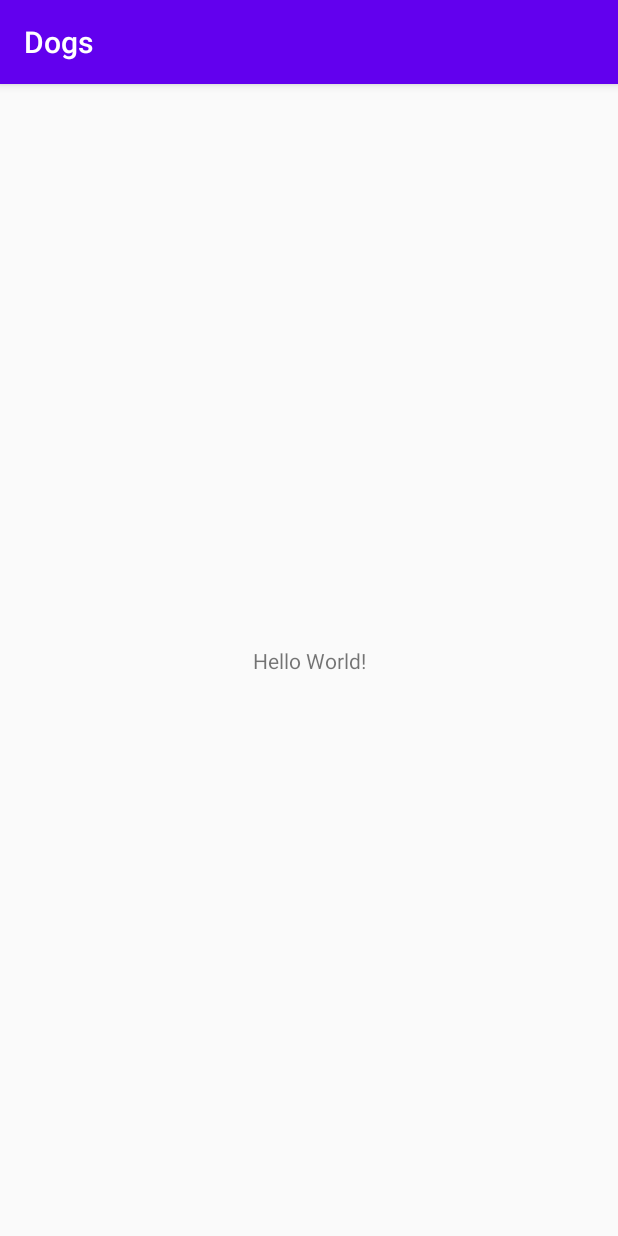
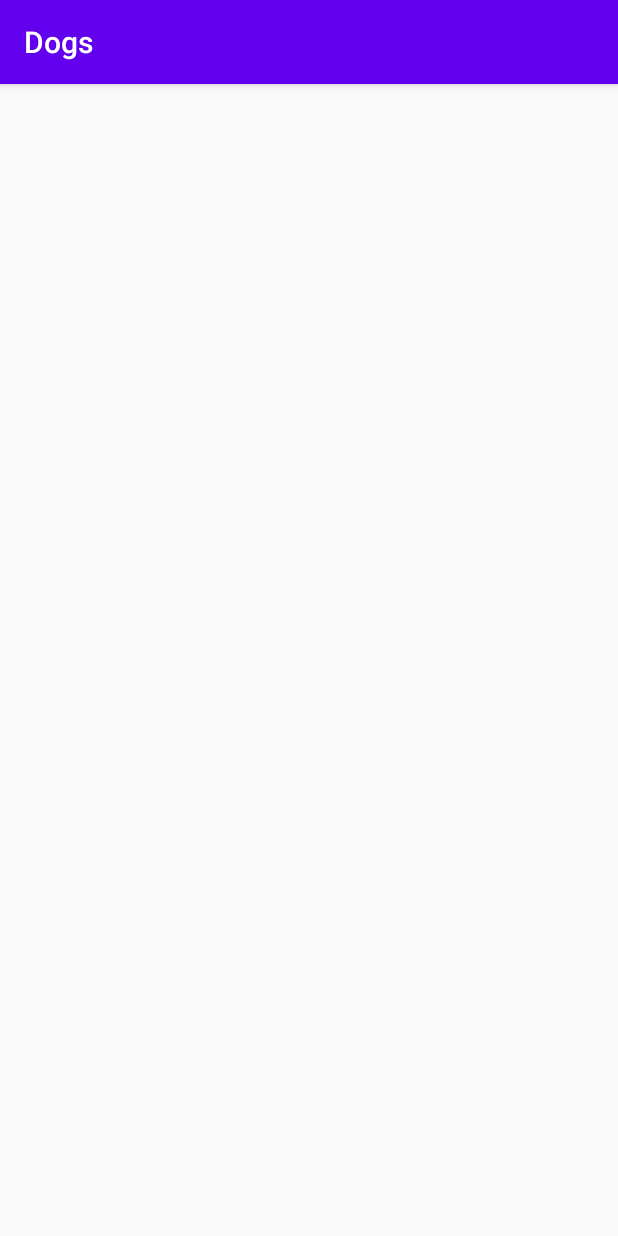
Before and after one commit to Miguel36/DogsProjectMVVM, an Android app: the screen it shows after launch (MainActivity), on a phone screen of 412 x 824 dp. Run offline under Robolectric (Android 15) with nearby library versions, the phone set to English and light mode, and no system bars.

Commit message:
Se crea archivo de navegacion para establecer como navegar enla app

```diff
--- a/app/src/main/res/layout/activity_main.xml
+++ b/app/src/main/res/layout/activity_main.xml
@@ -1,18 +1,8 @@
 <?xml version="1.0" encoding="utf-8"?>
-<androidx.constraintlayout.widget.ConstraintLayout xmlns:android="http://schemas.android.com/apk/res/android"
-    xmlns:app="http://schemas.android.com/apk/res-auto"
+<androidx.constraintlayout.widget.ConstraintLayout
+    xmlns:android="http://schemas.android.com/apk/res/android"
     xmlns:tools="http://schemas.android.com/tools"
     android:layout_width="match_parent"
     android:layout_height="match_parent"
     tools:context=".view.MainActivity">
-
-    <TextView
-        android:layout_width="wrap_content"
-        android:layout_height="wrap_content"
-        android:text="Hello World!"
-        app:layout_constraintBottom_toBottomOf="parent"
-        app:layout_constraintLeft_toLeftOf="parent"
-        app:layout_constraintRight_toRightOf="parent"
-        app:layout_constraintTop_toTopOf="parent" />
-
 </androidx.constraintlayout.widget.ConstraintLayout>
```
Also changed, not shown: app/src/main/res/navigation/dog_navigation.xml (added, +24 -0 lines).
